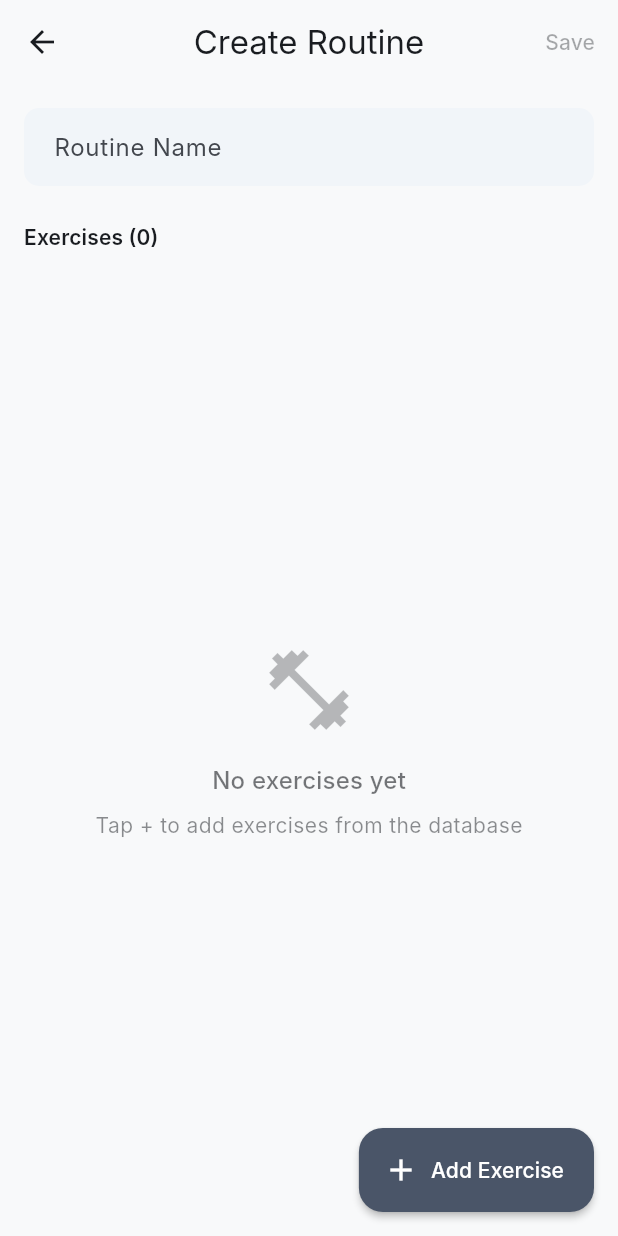
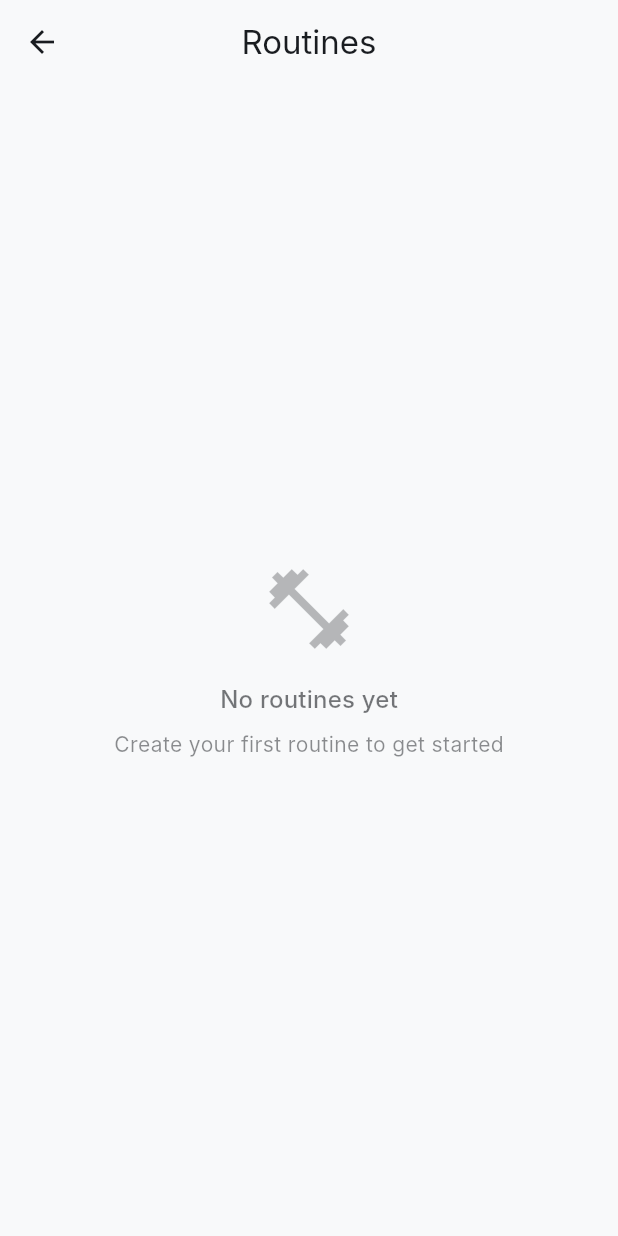
Before and after one commit to ImLuCz/workout-tracker-app, a Flutter app: the screen it shows after launch, after a tap on "Routines", on a phone screen of 412 x 824 dp. Run offline on Flutter 3.47's test engine with Material 3 defaults, Android fonts, the phone set to English and light mode, and no system bars; our stand-ins replace go_router, hive_flutter; accounts and stored records are empty; Roboto replaces fonts that are missing (Inter).

Commit message:
fix routines not saving

```diff
--- a/lib/navigation/router.dart
+++ b/lib/navigation/router.dart
@@ -3,6 +3,7 @@ import 'package:workout_tracker_app/ui/screens/exercise_list_screen.dart';
 import 'package:workout_tracker_app/ui/screens/home_screen.dart';
 import 'package:workout_tracker_app/ui/screens/routine_builder_screen.dart';
 import 'package:workout_tracker_app/ui/screens/routine_detail_screen.dart';
+import 'package:workout_tracker_app/ui/screens/routine_list_screen.dart';
 import 'package:workout_tracker_app/ui/screens/stats_screen.dart';
 import 'package:workout_tracker_app/ui/screens/workout_active_screen.dart';
 import 'package:workout_tracker_app/ui/screens/workout_history_screen.dart';
@@ -23,9 +24,15 @@ final GoRouter router = GoRouter(
           builder: (context, state) {
             final id = state.uri.queryParameters['id'];
             return id == null
-                ? const RoutineBuilderScreen()
+                ? const RoutineListScreen()
                 : RoutineDetailScreen(routineId: id);
           },
+          routes: [
+            GoRoute(
+              path: 'new',
+              builder: (context, state) => const RoutineBuilderScreen(),
+            ),
+          ],
         ),
         GoRoute(
           path: 'workout',
--- a/lib/ui/screens/home_screen.dart
+++ b/lib/ui/screens/home_screen.dart
@@ -111,7 +111,7 @@ class _QuickActions extends StatelessWidget {
               icon: Icons.add_circle,
               label: 'Create Routine',
               color: const Color(0xFF667EEA),
-              onTap: () => context.push('/routine'),
+              onTap: () => context.push('/routine/new'),
             ),
           ],
         ),
--- /dev/null
+++ b/lib/ui/screens/routine_list_screen.dart
@@ -0,0 +1,86 @@
+import 'package:flutter/material.dart';
+import 'package:provider/provider.dart';
+import 'package:workout_tracker_app/view_models/routine_view_model.dart';
+
+class RoutineListScreen extends StatefulWidget {
+  const RoutineListScreen({super.key});
+
+  @override
+  State<RoutineListScreen> createState() => _RoutineListScreenState();
+}
+
+class _RoutineListScreenState extends State<RoutineListScreen> {
+  @override
+  void initState() {
+    super.initState();
+    context.read<RoutineViewModel>().loadRoutines();
+  }
+
+  @override
+  Widget build(BuildContext context) {
+    final viewModel = Provider.of<RoutineViewModel>(context);
+    final theme = Theme.of(context);
+
+    return Scaffold(
+      appBar: AppBar(title: const Text('Routines')),
+      body: viewModel.isLoading
+          ? const Center(child: CircularProgressIndicator())
+          : viewModel.routines.isEmpty
+              ? _EmptyState()
+              : ListView.builder(
+                  padding: const EdgeInsets.all(16),
+                  itemCount: viewModel.routines.length,
+                  itemBuilder: (context, index) {
+                    final routine = viewModel.routines[index];
+                    return Card(
+                      margin: const EdgeInsets.only(bottom: 8),
+                      child: ListTile(
+                        title: Text(routine.name),
+                        subtitle: Text(
+                          '${routine.exercises.length} exercise${routine.exercises.length == 1 ? '' : 's'}',
+                        ),
+                        trailing: const Icon(Icons.chevron_right),
+                        onTap: () => Navigator.pushNamed(
+                          context,
+                          '/routine?id=${routine.id}',
+                        ),
+                      ),
+                    );
+                  },
+                ),
+    );
+  }
+}
+
+class _EmptyState extends StatelessWidget {
+  @override
+  Widget build(BuildContext context) {
+    final theme = Theme.of(context);
+    return Center(
+      child: Column(
+        mainAxisSize: MainAxisSize.min,
+        children: [
+          Icon(
+            Icons.fitness_center,
+            size: 64,
+            color: theme.colorScheme.onSurface.withOpacity(0.3),
+          ),
+          const SizedBox(height: 16),
+          Text(
+            'No routines yet',
+            style: theme.textTheme.titleMedium?.copyWith(
+              color: theme.colorScheme.onSurface.withOpacity(0.6),
+            ),
+          ),
+          const SizedBox(height: 8),
+          Text(
+            'Create your first routine to get started',
+            style: theme.textTheme.bodyMedium?.copyWith(
+              color: theme.colorScheme.onSurface.withOpacity(0.5),
+            ),
+          ),
+        ],
+      ),
+    );
+  }
+}
--- a/lib/view_models/routine_view_model.dart
+++ b/lib/view_models/routine_view_model.dart
@@ -19,6 +19,9 @@ class RoutineViewModel extends ChangeNotifier {
   List<RoutineExercise> _exercises = [];
   List<RoutineExercise> get exercises => _exercises;
 
+  List<WorkoutRoutine> _routines = [];
+  List<WorkoutRoutine> get routines => _routines;
+
   String _name = '';
   String get name => _name;
 
@@ -29,7 +32,8 @@ class RoutineViewModel extends ChangeNotifier {
     _isLoading = true;
     notifyListeners();
     try {
-      return await _repository.getAllRoutines();
+      _routines = await _repository.getAllRoutines();
+      return _routines;
     } finally {
       _isLoading = false;
       notifyListeners();
@@ -70,8 +74,8 @@ class RoutineViewModel extends ChangeNotifier {
         .toList();
   }
 
-  Future<void> save() async {
-    if (_name.trim().isEmpty) return;
+  Future<String?> save() async {
+    if (_name.trim().isEmpty) return null;
     final routine = WorkoutRoutine(
       id: _uuid.v4(),
       name: _name.trim(),
@@ -82,7 +86,9 @@ class RoutineViewModel extends ChangeNotifier {
     await _repository.saveRoutine(routine);
     _exercises = [];
     _name = '';
+    await loadRoutines();
     notifyListeners();
+    return routine.id;
   }
 
   Future<void> delete(String id) async {
```
Also changed, not shown: lib/ui/screens/routine_builder_screen.dart (+16 -4 lines).
